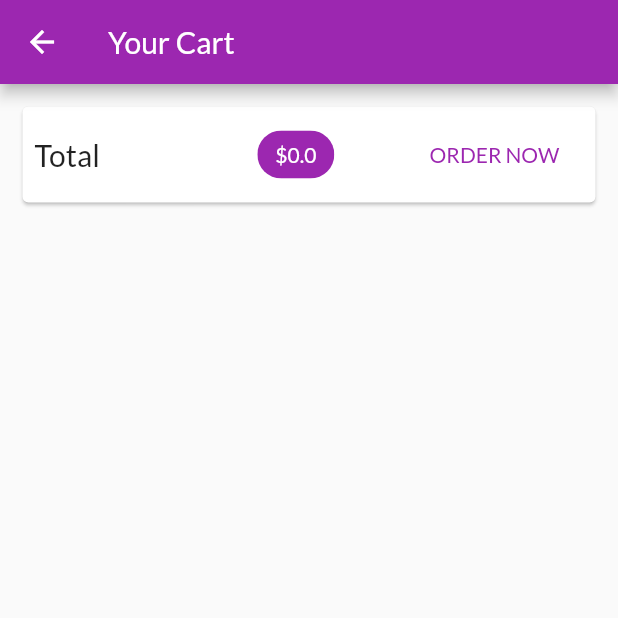
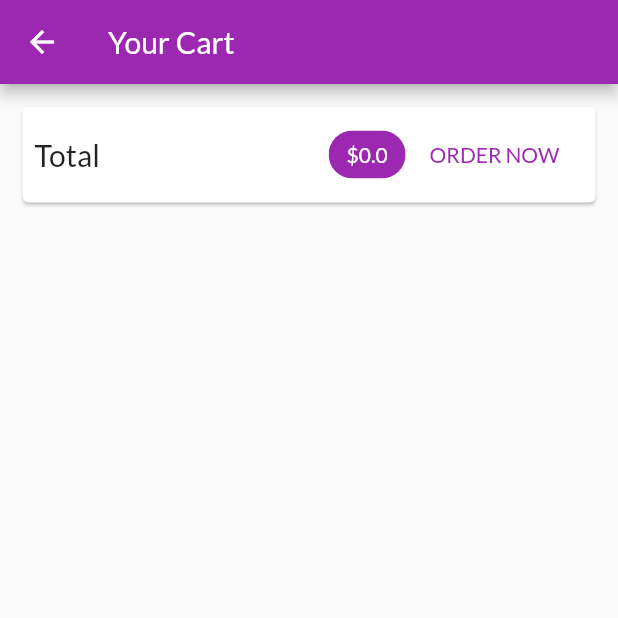
Before and after one commit to mezez/mez_shop, a Flutter app: the CartScreen screen opened by its route, on a phone screen of 412 x 824 dp, the top half of it. Run offline on Flutter 3.47's test engine with Material 2 defaults, Android fonts, the phone set to English and light mode, and no system bars; network calls fail.

```diff
--- a/lib/screens/cart_screen.dart
+++ b/lib/screens/cart_screen.dart
@@ -24,9 +24,10 @@ class CartScreen extends StatelessWidget {
                     'Total',
                     style: TextStyle(fontSize: 20),
                   ),
-                  SizedBox(
-                    width: 10,
-                  ),
+                  // SizedBox(
+                  //   width: 10,
+                  // ),
+                  Spacer(),
                   Chip(
                     label: Text(
                       '\$${cart.totalAmount}',
```
